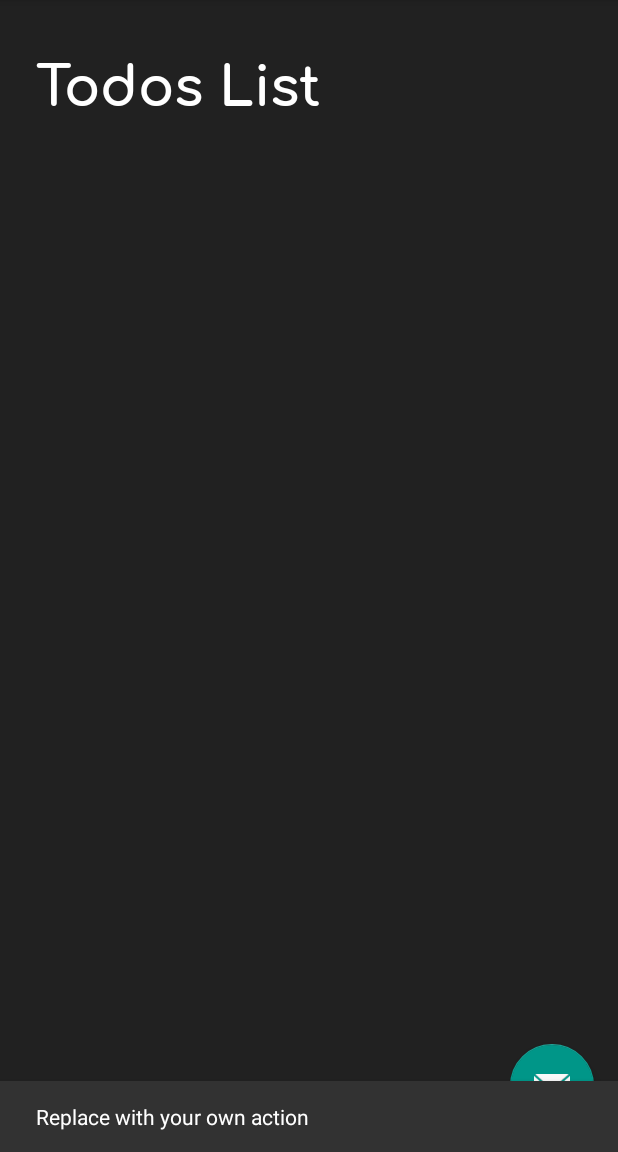
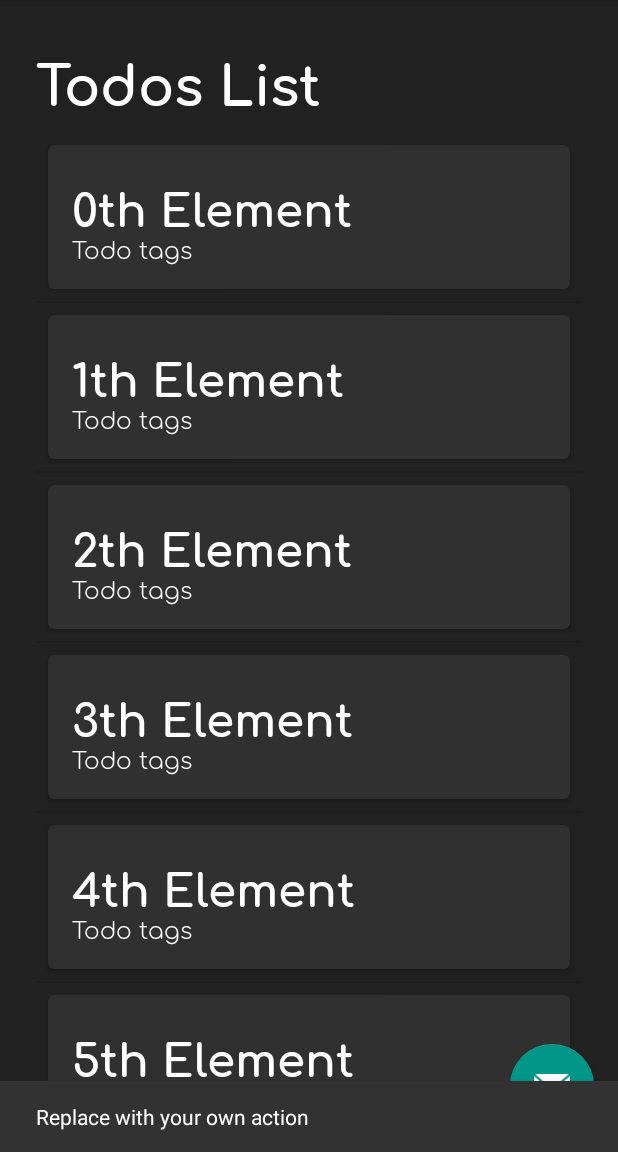
Before and after one commit to mdechdee/CS350_Start-It, an Android app: the screen it shows after launch (MainActivity), after a tap on an icon or button, on a phone screen of 412 x 824 dp, the part 84-1236 px from its top. Run offline under Robolectric (Android 15) with nearby library versions, the phone set to English and light mode, and no system bars.

Commit message:
Merge item_list.xml to activity_main.xml & Add some CustomAdaptor Class
Thx to this link
https://stackoverflow.com/questions/40584424/simple-android-recyclerview-example

```diff
--- /dev/null
+++ b/app/src/main/java/com/example/startit/CustomAdapter.java
@@ -0,0 +1,51 @@
+package com.example.startit;
+
+import android.view.LayoutInflater;
+import android.view.View;
+import android.view.ViewGroup;
+import android.widget.TextView;
+import android.widget.Toast;
+
+import androidx.recyclerview.widget.RecyclerView;
+
+import com.example.startit.R;
+
+import java.util.List;
+
+public class CustomAdapter extends RecyclerView.Adapter<CustomAdapter.ViewHolder> {
+    private List<String> data;
+    public CustomAdapter (List<String> data){
+        this.data = data;
+    }
+
+    @Override
+    public CustomAdapter.ViewHolder onCreateViewHolder(ViewGroup parent, int viewType) {
+        View rowItem = LayoutInflater.from(parent.getContext()).inflate(R.layout.item_view, parent, false);
+        return new ViewHolder(rowItem);
+    }
+
+    @Override
+    public void onBindViewHolder(CustomAdapter.ViewHolder holder, int position) {
+        holder.textView.setText(this.data.get(position));
+    }
+
+    @Override
+    public int getItemCount() {
+        return this.data.size();
+    }
+
+    public static class ViewHolder extends RecyclerView.ViewHolder implements View.OnClickListener {
+        private TextView textView;
+
+        public ViewHolder(View view) {
+            super(view);
+            view.setOnClickListener(this);
+            this.textView = view.findViewById(R.id.textView);
+        }
+
+        @Override
+        public void onClick(View view) {
+            Toast.makeText(view.getContext(), "position : " + getLayoutPosition() + " text : " + this.textView.getText(), Toast.LENGTH_SHORT).show();
+        }
+    }
+}
--- a/app/src/main/java/com/example/startit/MainActivity.java
+++ b/app/src/main/java/com/example/startit/MainActivity.java
@@ -5,11 +5,16 @@ import com.google.android.material.floatingactionbutton.FloatingActionButton;
 import com.google.android.material.snackbar.Snackbar;
 import androidx.appcompat.app.AppCompatActivity;
 import androidx.appcompat.widget.Toolbar;
+import androidx.recyclerview.widget.DividerItemDecoration;
+import androidx.recyclerview.widget.LinearLayoutManager;
+import androidx.recyclerview.widget.RecyclerView;
+
 import android.view.View;
 import android.view.Menu;
 import android.view.MenuItem;
 
 import java.util.ArrayList;
+import java.util.List;
 
 public class MainActivity extends AppCompatActivity {
 
@@ -18,8 +23,13 @@ public class MainActivity extends AppCompatActivity {
         super.onCreate(savedInstanceState);
         setContentView(R.layout.activity_main);
         Toolbar toolbar = findViewById(R.id.toolbar);
+        RecyclerView recyclerView = findViewById(R.id.recyclerView);
         setSupportActionBar(toolbar);
-        ArrayList<ToDoList> todoList = new ArrayList<ToDoList>();
+        //ArrayList<ToDoList> todoList = new ArrayList<ToDoList>();
+
+        recyclerView.setLayoutManager(new LinearLayoutManager(this));
+        recyclerView.setAdapter(new CustomAdapter(generateData()));
+        recyclerView.addItemDecoration(new DividerItemDecoration(this, DividerItemDecoration.VERTICAL));
 
         FloatingActionButton fab = findViewById(R.id.fab);
         fab.setOnClickListener(new View.OnClickListener() {
@@ -30,6 +40,14 @@ public class MainActivity extends AppCompatActivity {
             }
         });
 
+    }
+
+    private List<String> generateData() {
+        List<String> data = new ArrayList<>();
+        for (int i = 0; i < 100; i++) {
+            data.add(String.valueOf(i) + "th Element");
+        }
+        return data;
     }
 
     @Override
--- a/app/src/main/res/layout/activity_main.xml
+++ b/app/src/main/res/layout/activity_main.xml
@@ -7,15 +7,50 @@
     android:layout_height="match_parent"
     tools:context=".MainActivity">
 
-    <include
-        android:id="@+id/include"
-        layout="@layout/item_list"
-        android:layout_width="0dp"
+    <androidx.constraintlayout.widget.ConstraintLayout
+        android:id="@+id/ConstraintLayout2"
+        android:layout_width="match_parent"
         android:layout_height="0dp"
+        android:background="@color/colorPrimaryDark"
+        app:layout_behavior="@string/appbar_scrolling_view_behavior"
         app:layout_constraintBottom_toBottomOf="parent"
-        app:layout_constraintEnd_toEndOf="parent"
-        app:layout_constraintStart_toStartOf="parent"
-        app:layout_constraintTop_toBottomOf="@+id/appBarLayout" />
+        app:layout_constraintTop_toBottomOf="@+id/appBarLayout"
+        tools:context=".MainActivity">
+
+        <TextView
+            android:id="@+id/textView6"
+            android:layout_width="0dp"
+            android:layout_height="wrap_content"
+            android:layout_marginStart="24dp"
+            android:layout_marginTop="24dp"
+            android:layout_marginEnd="24dp"
+            android:fontFamily="@font/comfortaa_bold"
+            android:text="Todos List"
+            android:textColor="@color/colorPrimaryWhite"
+            android:textSize="36dp"
+            app:layout_constraintEnd_toEndOf="parent"
+            app:layout_constraintStart_toStartOf="parent"
+            app:layout_constraintTop_toTopOf="parent" />
+
+        <androidx.recyclerview.widget.RecyclerView
+            android:id="@+id/recyclerView"
+            android:layout_width="match_parent"
+            android:layout_height="0dp"
+            android:layout_marginStart="24dp"
+            android:layout_marginTop="8dp"
+            android:layout_marginEnd="24dp"
+            android:layout_marginBottom="24dp"
+            android:background="@color/colorPrimaryDark"
+            app:layout_constraintBottom_toBottomOf="parent"
+            app:layout_constraintEnd_toEndOf="parent"
+            app:layout_constraintHorizontal_bias="0.0"
+            app:layout_constraintStart_toStartOf="parent"
+            app:layout_constraintTop_toBottomOf="@+id/textView6"
+            app:layout_constraintVertical_bias="0.0"
+            tools:itemCount="5"
+            tools:listitem="@layout/item_view" />
+
+    </androidx.constraintlayout.widget.ConstraintLayout>
 
     <com.google.android.material.appbar.AppBarLayout
         android:id="@+id/appBarLayout"
--- a/app/src/main/res/layout/item_list.xml
+++ b/app/src/main/res/layout/item_list.xml
@@ -25,6 +25,7 @@
         app:layout_constraintTop_toTopOf="parent" />
 
     <androidx.recyclerview.widget.RecyclerView
+        android:id="@+id/recyclerView"
         android:layout_width="match_parent"
         android:layout_height="0dp"
         android:layout_marginStart="24dp"
--- a/app/src/main/res/layout/item_view.xml
+++ b/app/src/main/res/layout/item_view.xml
@@ -17,6 +17,7 @@
         android:layout_margin="8dp">
 
         <TextView
+            android:id="@+id/textView"
             android:layout_width="wrap_content"
             android:layout_height="wrap_content"
             android:layout_alignParentTop="true"
```
